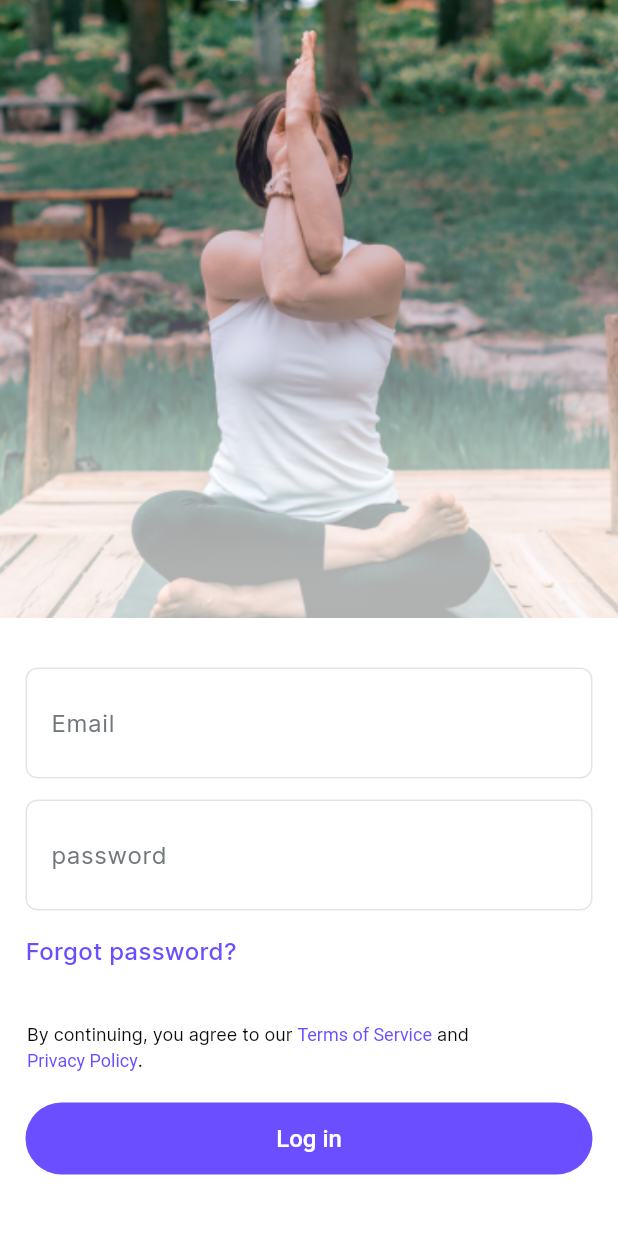
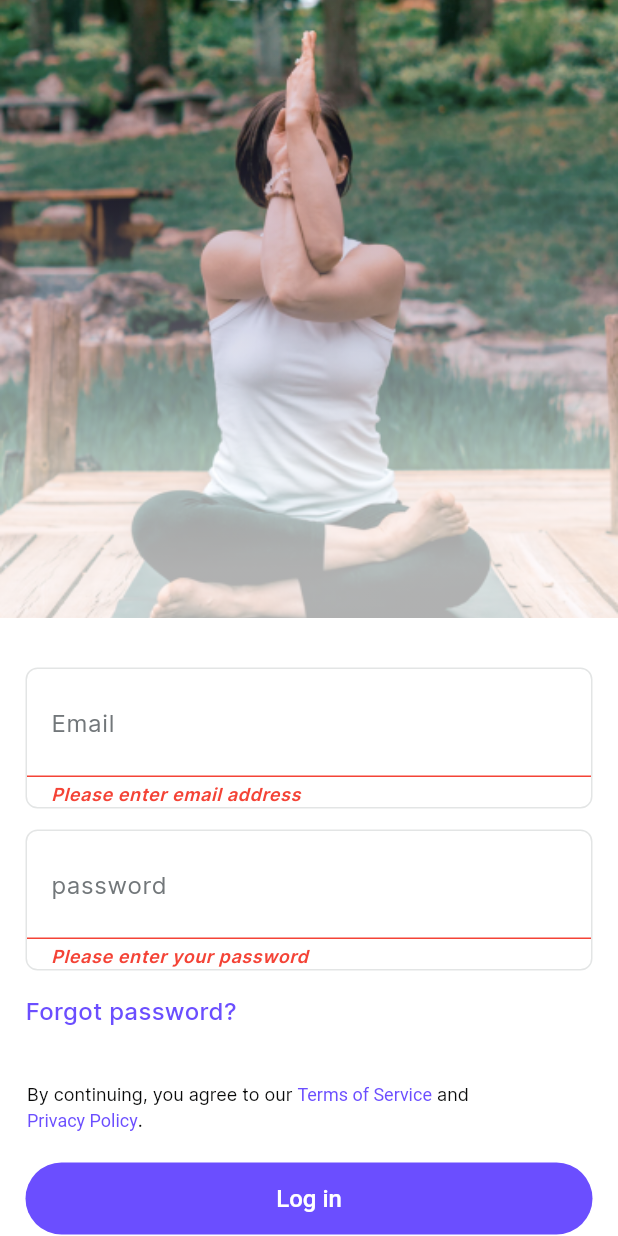
Before and after one commit to AnuradhaDev96/yoga_mobile, a Flutter app: the LoginPage screen opened directly, after a tap on "Log in", on a phone screen of 412 x 824 dp. Run offline on Flutter 3.47's test engine with Material 2 defaults, Android fonts, the phone set to English and light mode, and no system bars; our stand-ins replace another_flushbar, equatable, flutter_bloc, flutter_svg, get_it, lottie and 1 more; accounts and stored records are empty.

Commit message:
KY-02 Login API integration

```diff
--- /dev/null
+++ b/lib/config/themes/error_text_styles.dart
@@ -0,0 +1,10 @@
+import 'package:flutter/material.dart';
+
+abstract class ErrorTextStyles {
+  static const textFieldErrorStyle = TextStyle(
+    color: Colors.red,
+    fontSize: 12.0,
+    fontWeight: FontWeight.w600,
+    fontStyle: FontStyle.italic,
+  );
+}
--- a/lib/dependency_injector.dart
+++ b/lib/dependency_injector.dart
@@ -1,7 +1,9 @@
 import 'package:get_it/get_it.dart';
 
 import 'data/data_sources/local_storage_repository_impl.dart';
+import 'data/repositories/auth_repository_impl.dart';
 import 'domain/helpers/api_client.dart';
+import 'domain/repositories/auth_repository.dart';
 import 'domain/repositories/local_storage_repository.dart';
 
 abstract class DependencyInjector {
@@ -10,5 +12,6 @@ abstract class DependencyInjector {
   static void injectDependencies() {
     GetIt.instance.registerLazySingleton<LocalStorageRepository>(() => LocalStorageRepositoryImpl());
     GetIt.instance.registerLazySingleton<ApiClient>(() => ApiClient());
+    GetIt.instance.registerLazySingleton<AuthRepository>(() => AuthRepositoryImpl());
   }
 }
--- /dev/null
+++ b/lib/domain/models/auth/login_model.dart
@@ -0,0 +1,13 @@
+class LoginModel {
+  final String email;
+  final String password;
+
+  LoginModel({required this.email, required this.password});
+
+  Map<String, dynamic> toMap() {
+    return {
+      'email': email,
+      'password': password,
+    };
+  }
+}
--- /dev/null
+++ b/lib/domain/repositories/auth_repository.dart
@@ -0,0 +1,7 @@
+import '../models/auth/login_model.dart';
+import '../models/custom_response_result_model.dart';
+
+abstract class AuthRepository {
+  /// Login request
+  Future<CustomResponseResultModel> login(LoginModel data);
+}
--- /dev/null
+++ b/lib/presentation/blocs/anonymous_pages/login_request_cubit.dart
@@ -0,0 +1,25 @@
+import 'package:flutter_bloc/flutter_bloc.dart';
+import 'package:get_it/get_it.dart';
+
+import '../../../domain/models/auth/login_model.dart';
+import '../../../domain/repositories/auth_repository.dart';
+import '../../states/authentication_state.dart';
+import '../../states/data_payload_state.dart';
+import '../authentication_bloc.dart';
+
+class LoginRequestCubit extends Cubit<DataPayloadState> {
+  LoginRequestCubit() : super(InitialState());
+
+  Future<void> requestLogin(String email, String password) async {
+    emit(RequestingState());
+
+    final result = await GetIt.instance<AuthRepository>().login(LoginModel(email: email, password: password));
+
+    if (result.statusCode == 200) {
+      emit(SuccessState());
+      AuthenticationBloc().add(LoggedIn());
+    } else {
+      emit(ErrorState(result.messageForClient));
+    }
+  }
+}
--- /dev/null
+++ b/lib/presentation/states/data_payload_state.dart
@@ -0,0 +1,13 @@
+class DataPayloadState {}
+
+class InitialState extends DataPayloadState {}
+
+class RequestingState extends DataPayloadState {}
+
+class SuccessState extends DataPayloadState {}
+
+class ErrorState extends DataPayloadState {
+  final String errorMessage;
+
+  ErrorState(this.errorMessage);
+}
--- a/lib/presentation/views/anonymous_pages/login_page.dart
+++ b/lib/presentation/views/anonymous_pages/login_page.dart
@@ -1,16 +1,26 @@
 import 'package:flutter/material.dart';
+import 'package:flutter_bloc/flutter_bloc.dart';
+import 'package:lottie/lottie.dart';
 
 import '../../../config/themes/button_styles.dart';
 import '../../../config/themes/default_text_styles.dart';
+import '../../../utils/extensions/validate_string_input.dart';
 import '../../../utils/constants/app_colors.dart';
 import '../../../utils/constants/assets.dart';
+import '../../../utils/resources/message_utils.dart';
+import '../../blocs/anonymous_pages/login_request_cubit.dart';
+import '../../states/data_payload_state.dart';
 import '../../widgets/outlined_text_form_field.dart';
 
 class LoginPage extends StatelessWidget {
   LoginPage({super.key});
 
+  final GlobalKey<FormState> _formKey = GlobalKey<FormState>();
+
   final _emailController = TextEditingController();
   final _passwordController = TextEditingController();
+
+  final _loginCubit = LoginRequestCubit();
 
   @override
   Widget build(BuildContext context) {
@@ -50,25 +60,45 @@ class LoginPage extends StatelessWidget {
           Expanded(
             child: SingleChildScrollView(
               padding: EdgeInsets.only(top: 33, left: 17, right: 17, bottom: MediaQuery.viewInsetsOf(context).bottom),
+              child: Form(
+                key: _formKey,
                 child: Column(
                   children: [
                     OutlinedTextFormField(
                       controller: _emailController,
                       labelText: 'Email',
+                      autoValidateMode: AutovalidateMode.onUserInteraction,
+                      validator: (value) {
+                        if (value == null || value.isEmpty) {
+                          return 'Please enter email address';
+                        }
+
+                        if (!value.isValidEmail) {
+                          return 'Enter valid email address';
+                        }
+
+                        return null;
+                      },
                     ),
                     const SizedBox(height: 14),
                     OutlinedTextFormField(
                       controller: _passwordController,
                       labelText: 'password',
+                      autoValidateMode: AutovalidateMode.onUserInteraction,
+                      validator: (value) {
+                        if (value == null || value.isEmpty) {
+                          return 'Please enter your password';
+                        }
+
+                        return null;
+                      },
                     ),
                     const SizedBox(height: 16),
                     Align(
                       alignment: Alignment.centerLeft,
                       child: InkWell(
                         borderRadius: BorderRadius.circular(5),
-                      onTap: () {
-
-                      },
+                        onTap: () {},
                         child: const Text(
                           'Forgot password?',
                           style: TextStyle(
@@ -115,19 +145,45 @@ class LoginPage extends StatelessWidget {
                                 TextSpan(
                                   text: '.',
                                 ),
-                          ]
-                        ),
+                              ]),
                         ),
                       ),
                     ),
                     const SizedBox(height: 20),
-                  ElevatedButton(
-                    onPressed: () {},
+                    BlocProvider<LoginRequestCubit>(
+                      create: (context) => _loginCubit,
+                      child: BlocListener<LoginRequestCubit, DataPayloadState>(
+                        bloc: _loginCubit,
+                        listener: (context, state) {
+                          if (state is ErrorState) {
+                            MessageUtils.showSnackBarOverBarrier(context, state.errorMessage);
+                          }
+                        },
+                        child: BlocBuilder<LoginRequestCubit, DataPayloadState>(
+                            bloc: _loginCubit,
+                            builder: (context, state) {
+                              if (state is RequestingState) {
+                                return SizedBox(
+                                  // height: 48,
+                                  child: Lottie.asset(Assets.loadingDots),
+                                );
+                              }
+
+                              return ElevatedButton(
+                                onPressed: () {
+                                  if (_formKey.currentState!.validate()) {
+                                    _loginCubit.requestLogin(_emailController.text, _passwordController.text);
+                                  }
+                                },
                                 style: ButtonStyles.primaryElevatedButtonStyle(context),
                                 child: const Text('Log in'),
+                              );
+                            }),
+                      ),
                     ),
                     const SizedBox(height: 38),
                   ],
+                ),
               ),
             ),
           ),
--- a/lib/presentation/widgets/outlined_text_form_field.dart
+++ b/lib/presentation/widgets/outlined_text_form_field.dart
@@ -1,11 +1,21 @@
 import 'package:flutter/material.dart';
 
+import '../../config/themes/error_text_styles.dart';
 import '../../utils/constants/app_colors.dart';
 
 class OutlinedTextFormField extends StatelessWidget {
-  const OutlinedTextFormField({super.key, required this.controller, required this.labelText});
+  const OutlinedTextFormField({
+    super.key,
+    required this.controller,
+    required this.labelText,
+    this.autoValidateMode,
+    this.validator,
+  });
+
   final TextEditingController controller;
   final String labelText;
+  final AutovalidateMode? autoValidateMode;
+  final FormFieldValidator<String?>? validator;
 
   @override
   Widget build(BuildContext context) {
@@ -16,6 +26,8 @@ class OutlinedTextFormField extends StatelessWidget {
       ),
       child: TextFormField(
         controller: controller,
+        autovalidateMode: autoValidateMode,
+        validator: validator,
         style: const TextStyle(
           color: AppColors.black1,
           fontSize: 16,
@@ -26,6 +38,8 @@ class OutlinedTextFormField extends StatelessWidget {
           label: Text(labelText),
           labelStyle: const TextStyle(fontSize: 16, color: AppColors.grey2),
           border: const UnderlineInputBorder(borderSide: BorderSide.none),
+          errorBorder: const UnderlineInputBorder(borderSide: BorderSide(color: Colors.red)),
+          errorStyle: ErrorTextStyles.textFieldErrorStyle,
         ),
       ),
     );
--- a/lib/utils/constants/assets.dart
+++ b/lib/utils/constants/assets.dart
@@ -7,4 +7,7 @@ abstract class Assets {
   static const leftArrow = 'assets/svg/back_arrow_box.svg';
   static const errorFlushbarIcon = 'assets/svg/error_flushbar_icon.svg';
   static const successFlushbarIcon = 'assets/svg/success_flushbar_icon.svg';
+
+  // lottie
+  static const loadingDots = 'assets/lottie/loading_dots.json';
 }
--- a/pubspec.yaml
+++ b/pubspec.yaml
@@ -38,6 +38,7 @@ dependencies:
   flutter_svg: ^2.0.9
   get_it: ^7.6.4
   http: ^1.1.0
+  lottie: ^2.7.0
   shared_preferences: ^2.2.2
 
 dev_dependencies:
@@ -73,6 +74,7 @@ flutter:
   assets:
    - assets/png/
    - assets/svg/
+   - assets/lottie/
 
   fonts:
     - family: Inter
```
Also changed, not shown: assets/lottie/loading_dots.json (added, +1 -0 lines), lib/data/repositories/auth_repository_impl.dart (added, +57 -0 lines), lib/domain/models/custom_response_result_model.dart (added, +8 -0 lines), lib/utils/extensions/validate_string_input.dart (added, +7 -0 lines), pubspec.lock, 1 other file. Lines whose indentation alone changed are shown as unchanged.
